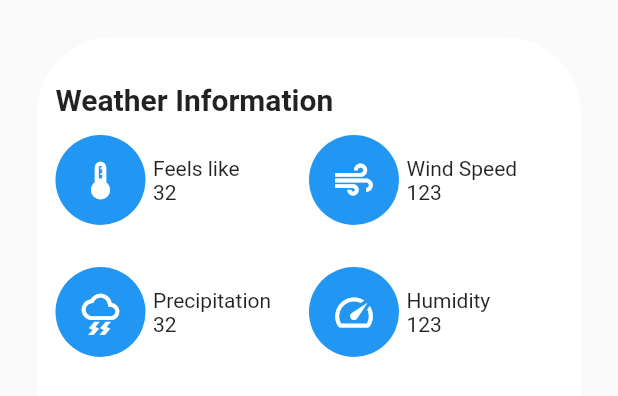
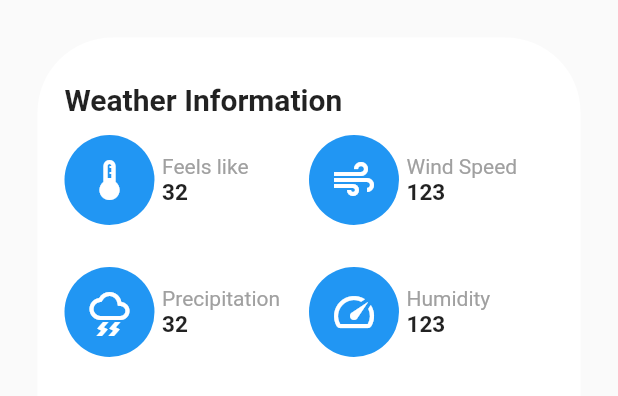
Before and after one commit to bunnyBites/climata, a Flutter app: the WeatherInfoProvider widget shown alone on an empty page, opened directly, on a phone screen of 412 x 824 dp. Shown: the top 396 px of the screen. Run offline on Flutter 3.47's test engine with Material 2 defaults, Android fonts, the phone set to English and light mode, and no system bars; our stand-ins replace geolocator.

Commit message:
move constant values

```diff
--- a/lib/components/weather_info_provider.dart
+++ b/lib/components/weather_info_provider.dart
@@ -14,7 +14,7 @@ class WeatherInfoProvider extends StatelessWidget {
             borderRadius: BorderRadius.all(Radius.circular(50)),
           ),
           child: Padding(
-            padding: const EdgeInsets.symmetric(horizontal: 12, vertical: 30),
+            padding: const EdgeInsets.symmetric(horizontal: 18, vertical: 30),
             child: Column(
               crossAxisAlignment: CrossAxisAlignment.stretch,
               children: [
@@ -39,8 +39,10 @@ class WeatherInfoProvider extends StatelessWidget {
                 Row(
                   mainAxisAlignment: MainAxisAlignment.spaceBetween,
                   children: [
-                    weatherInfoContainer(Icons.thunderstorm_outlined, "Precipitation", "32"),
-                    weatherInfoContainer(Icons.speed_outlined, "Humidity", "123"),
+                    weatherInfoContainer(
+                        Icons.thunderstorm_outlined, "Precipitation", "32"),
+                    weatherInfoContainer(
+                        Icons.speed_outlined, "Humidity", "123"),
                   ],
                 ),
               ],
@@ -54,16 +56,22 @@ class WeatherInfoProvider extends StatelessWidget {
       child: Row(
         children: [
           CircleAvatar(
-            radius: 30,
+            radius: kWeatherInfoIconContainerRadius,
             backgroundColor: Colors.blue,
-            child: Icon(icon, size: 30, color: Colors.white),
+            child: Icon(icon, size: kWeatherInfoIconSize, color: Colors.white),
           ),
           const SizedBox(width: kSizedBoxWidth),
           Column(
             crossAxisAlignment: CrossAxisAlignment.start,
             children: [
-              Text(title),
-              Text(value),
+              Text(
+                title,
+                style: kWeatherInfoHeadingTextStyle,
+              ),
+              Text(
+                value,
+                style: kWeatherInfoValueTextStyle,
+              ),
             ],
           )
         ],
--- a/lib/constants/constants.dart
+++ b/lib/constants/constants.dart
@@ -17,6 +17,20 @@ const kWeatherTitleTextStyle = TextStyle(
   fontSize: 20.0,
 );
 
-const kSizedBoxHeightForWeatherInfo = 28.0;
-const kSizedBoxHeight = 12.0;
-const kSizedBoxWidth = 5.0;
+const kWeatherInfoValueTextStyle = TextStyle(
+  fontWeight: FontWeight.bold,
+  fontSize: 15.0,
+);
+
+const kWeatherInfoHeadingTextStyle = TextStyle(
+  color: Color(kWeatherInfoHeadingColor),
+  // fontSize: 16.0,
+);
+
+const int kWeatherInfoHeadingColor = 0xFFA0A0A0;
+const double kWeatherInfoIconContainerRadius = 30.0;
+const double kWeatherInfoIconSize = 32.0;
+
+const double kSizedBoxHeightForWeatherInfo = 28.0;
+const double kSizedBoxHeight = 12.0;
+const double kSizedBoxWidth = 5.0;
```
